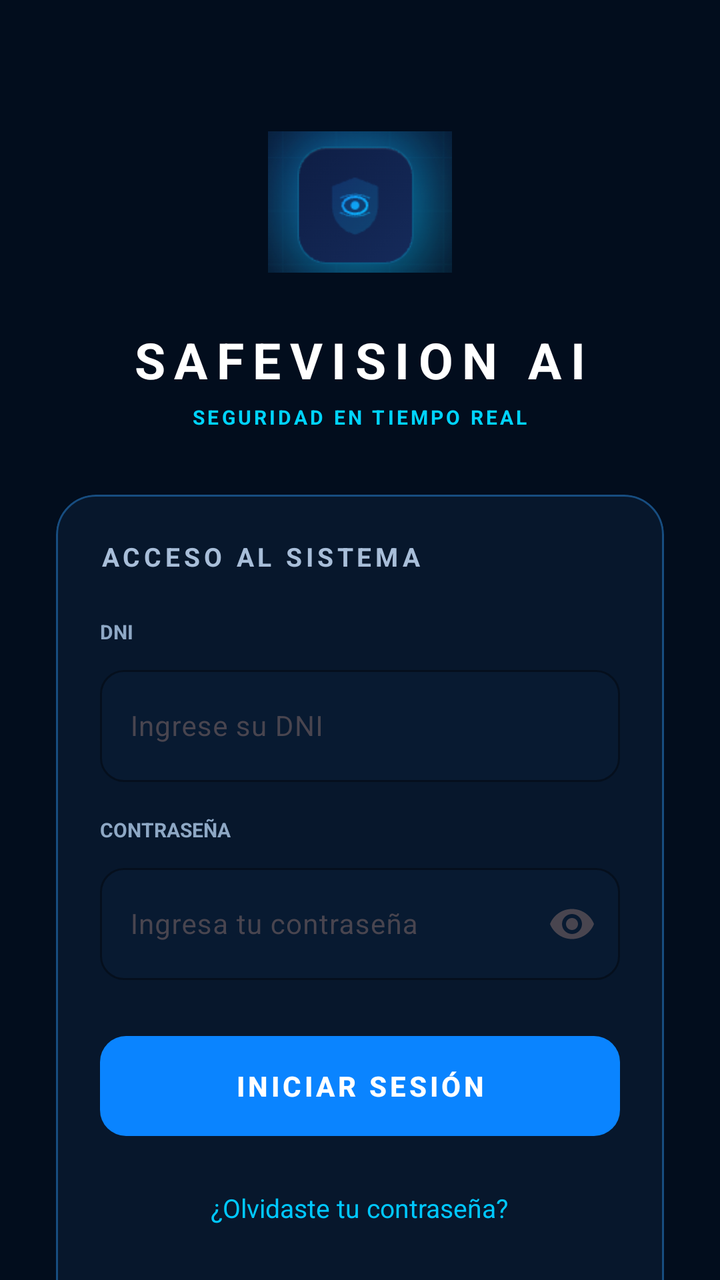
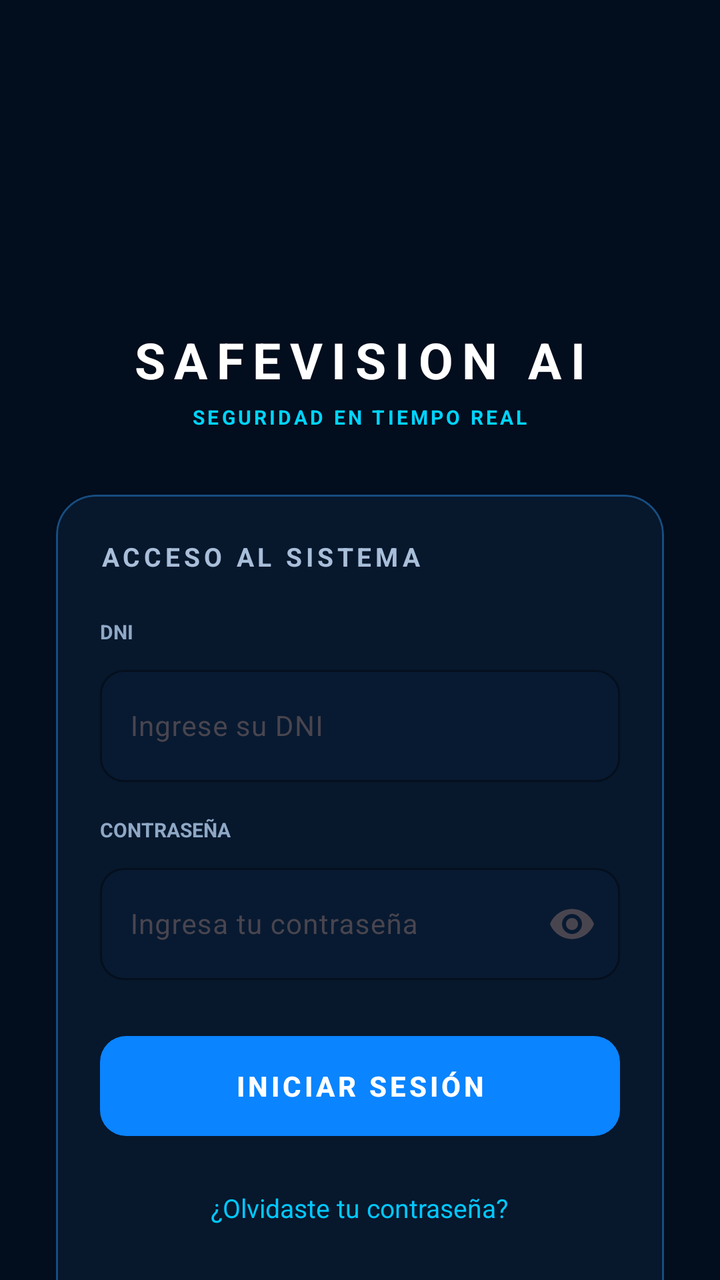

Screens rendered from an Android XML layout before and after an edit, with the pre-edit source and the edit as a unified diff.
<!-- AndroidManifest.xml: application theme Theme.SafeVisionAI -->
<!-- res/layout/activity_main.xml -->
<?xml version="1.0" encoding="utf-8"?>
<ScrollView xmlns:android="http://schemas.android.com/apk/res/android"
    xmlns:app="http://schemas.android.com/apk/res-auto"
    android:layout_width="match_parent"
    android:layout_height="match_parent"
    android:background="#020D1D"
    android:fillViewport="true"
    android:scrollbars="none">

    <LinearLayout
        android:layout_width="match_parent"
        android:layout_height="match_parent"
        android:orientation="vertical"
        android:gravity="center_horizontal"
        android:paddingStart="28dp"
        android:paddingTop="55dp"
        android:paddingEnd="28dp"
        android:paddingBottom="30dp">

        

        <ImageView
            android:id="@+id/imgLogoLogin"
            android:layout_width="92dp"
            android:layout_height="92dp"
            android:contentDescription="Logo SafeVision AI"
            android:scaleType="fitCenter"
            android:src="@drawable/safevision_logo" />

        

        <TextView
            android:layout_width="wrap_content"
            android:layout_height="wrap_content"
            android:layout_marginTop="16dp"
            android:letterSpacing="0.18"
            android:text="SAFEVISION AI"
            android:textColor="#FFFFFF"
            android:textSize="25sp"
            android:textStyle="bold" />

        

        <TextView
            android:layout_width="wrap_content"
            android:layout_height="wrap_content"
            android:layout_marginTop="5dp"
            android:letterSpacing="0.14"
            android:text="SEGURIDAD EN TIEMPO REAL"
            android:textColor="#00D4FF"
            android:textSize="10sp"
            android:textStyle="bold" />

        

        <com.google.android.material.card.MaterialCardView
            android:layout_width="match_parent"
            android:layout_height="wrap_content"
            android:layout_marginTop="32dp"
            app:cardBackgroundColor="#07172C"
            app:cardCornerRadius="20dp"
            app:cardElevation="0dp"
            app:strokeColor="#174D80"
            app:strokeWidth="1dp">

            <LinearLayout
                android:layout_width="match_parent"
                android:layout_height="wrap_content"
                android:orientation="vertical"
                android:padding="22dp">

                

                <TextView
                    android:layout_width="wrap_content"
                    android:layout_height="wrap_content"
                    android:letterSpacing="0.15"
                    android:text="ACCESO AL SISTEMA"
                    android:textColor="#A8BED9"
                    android:textSize="13sp"
                    android:textStyle="bold" />

                

                <TextView
                    android:layout_width="wrap_content"
                    android:layout_height="wrap_content"
                    android:layout_marginTop="22dp"
                    android:layout_marginBottom="7dp"
                    android:text="DNI"
                    android:textColor="#8EA8C5"
                    android:textSize="10sp"
                    android:textStyle="bold" />

                <com.google.android.material.textfield.TextInputLayout
                    android:id="@+id/layoutDniLogin"
                    android:layout_width="match_parent"
                    android:layout_height="wrap_content"
                    app:boxBackgroundColor="#081A31"
                    app:boxBackgroundMode="outline"
                    app:boxCornerRadiusBottomEnd="12dp"
                    app:boxCornerRadiusBottomStart="12dp"
                    app:boxCornerRadiusTopEnd="12dp"
                    app:boxCornerRadiusTopStart="12dp"
                    app:boxStrokeColor="#1766A5"
                    app:boxStrokeWidth="1dp"
                    app:boxStrokeWidthFocused="2dp">

                    <com.google.android.material.textfield.TextInputEditText
                        android:id="@+id/txtDniLogin"
                        android:hint="Ingrese su DNI"
                        android:inputType="number"
                        android:maxLength="8"
                        android:layout_width="match_parent"
                        android:layout_height="56dp"
                        android:maxLines="1"
                        android:paddingStart="15dp"
                        android:paddingEnd="15dp"
                        android:textColor="#FFFFFF"
                        android:textColorHint="#58728F"
                        android:textSize="14sp" />

                </com.google.android.material.textfield.TextInputLayout>

                

                <TextView
                    android:layout_width="wrap_content"
                    android:layout_height="wrap_content"
                    android:layout_marginTop="17dp"
                    android:layout_marginBottom="7dp"
                    android:text="CONTRASEÑA"
                    android:textColor="#8EA8C5"
                    android:textSize="10sp"
                    android:textStyle="bold" />

                <com.google.android.material.textfield.TextInputLayout
                    android:id="@+id/layoutPasswordLogin"
                    android:layout_width="match_parent"
                    android:layout_height="wrap_content"
                    app:boxBackgroundColor="#081A31"
                    app:boxBackgroundMode="outline"
                    app:boxCornerRadiusBottomEnd="12dp"
                    app:boxCornerRadiusBottomStart="12dp"
                    app:boxCornerRadiusTopEnd="12dp"
                    app:boxCornerRadiusTopStart="12dp"
                    app:boxStrokeColor="#1766A5"
                    app:boxStrokeWidth="1dp"
                    app:boxStrokeWidthFocused="2dp"
                    app:endIconMode="password_toggle">

                    <com.google.android.material.textfield.TextInputEditText
                        android:id="@+id/txtPasswordLogin"
                        android:layout_width="match_parent"
                        android:layout_height="56dp"
                        android:hint="Ingresa tu contraseña"
                        android:inputType="textPassword"
                        android:maxLines="1"
                        android:paddingStart="15dp"
                        android:textColor="#FFFFFF"
                        android:textColorHint="#58728F"
                        android:textSize="14sp" />

                </com.google.android.material.textfield.TextInputLayout>

                

                <com.google.android.material.button.MaterialButton
                    android:id="@+id/btnIniciarSesion"
                    android:layout_width="match_parent"
                    android:layout_height="58dp"
                    android:layout_marginTop="24dp"
                    android:letterSpacing="0.12"
                    android:text="INICIAR SESIÓN"
                    android:textColor="#FFFFFF"
                    android:textSize="14sp"
                    android:textStyle="bold"
                    app:backgroundTint="#0A84FF"
                    app:cornerRadius="13dp" />

                

                <TextView
                    android:id="@+id/txtOlvidePassword"
                    android:layout_width="wrap_content"
                    android:layout_height="48dp"
                    android:layout_gravity="center_horizontal"
                    android:layout_marginTop="8dp"
                    android:gravity="center"
                    android:paddingStart="8dp"
                    android:paddingEnd="8dp"
                    android:text="¿Olvidaste tu contraseña?"
                    android:textColor="#00C8FF"
                    android:textSize="13sp" />

                

                <TextView
                    android:id="@+id/txtCrearCuenta"
                    android:layout_width="wrap_content"
                    android:layout_height="48dp"
                    android:layout_gravity="center_horizontal"
                    android:gravity="center"
                    android:paddingStart="8dp"
                    android:paddingEnd="8dp"
                    android:text="¿No tienes una cuenta? Crear cuenta"
                    android:textColor="#8EA8C5"
                    android:textSize="13sp" />

            </LinearLayout>

        </com.google.android.material.card.MaterialCardView>

        

        <TextView
            android:layout_width="wrap_content"
            android:layout_height="wrap_content"
            android:layout_marginTop="22dp"
            android:text="SafeVision AI v1.0 • Sistema Industrial EPP"
            android:textColor="#315477"
            android:textSize="10sp" />

    </LinearLayout>

</ScrollView>
<!-- resources referenced by this layout -->
<resources>
  <!-- drawable safevision_logo: png bitmap (drawable, 13281 bytes) -->
  <style name="Theme.SafeVisionAI" parent="Base.Theme.SafeVisionAI" />
  <style name="Base.Theme.SafeVisionAI" parent="Theme.Material3.DayNight.NoActionBar">
          
          
      </style>
</resources>

<!-- the commit's change to res/layout/activity_main.xml (unified diff, before → after) -->
@@ -9,7 +9,7 @@
 
     <LinearLayout
         android:layout_width="match_parent"
-        android:layout_height="match_parent"
+        android:layout_height="wrap_content"
         android:orientation="vertical"
         android:gravity="center_horizontal"
         android:paddingStart="28dp"
@@ -18,17 +18,15 @@
         android:paddingBottom="30dp">
 
         
-
         <ImageView
             android:id="@+id/imgLogoLogin"
             android:layout_width="92dp"
             android:layout_height="92dp"
             android:contentDescription="Logo SafeVision AI"
             android:scaleType="fitCenter"
-            android:src="@drawable/safevision_logo" />
-
-        
-
+            android:src="@mipmap/ic_launcher" />
+
+        
         <TextView
             android:layout_width="wrap_content"
             android:layout_height="wrap_content"
@@ -40,7 +38,6 @@
             android:textStyle="bold" />
 
         
-
         <TextView
             android:layout_width="wrap_content"
             android:layout_height="wrap_content"
@@ -52,7 +49,6 @@
             android:textStyle="bold" />
 
         
-
         <com.google.android.material.card.MaterialCardView
             android:layout_width="match_parent"
             android:layout_height="wrap_content"
@@ -70,7 +66,6 @@
                 android:padding="22dp">
 
                 
-
                 <TextView
                     android:layout_width="wrap_content"
                     android:layout_height="wrap_content"
@@ -81,7 +76,6 @@
                     android:textStyle="bold" />
 
                 
-
                 <TextView
                     android:layout_width="wrap_content"
                     android:layout_height="wrap_content"
@@ -108,11 +102,11 @@
 
                     <com.google.android.material.textfield.TextInputEditText
                         android:id="@+id/txtDniLogin"
+                        android:layout_width="match_parent"
+                        android:layout_height="56dp"
                         android:hint="Ingrese su DNI"
                         android:inputType="number"
                         android:maxLength="8"
-                        android:layout_width="match_parent"
-                        android:layout_height="56dp"
                         android:maxLines="1"
                         android:paddingStart="15dp"
                         android:paddingEnd="15dp"
@@ -123,7 +117,6 @@
                 </com.google.android.material.textfield.TextInputLayout>
 
                 
-
                 <TextView
                     android:layout_width="wrap_content"
                     android:layout_height="wrap_content"
@@ -164,7 +157,6 @@
                 </com.google.android.material.textfield.TextInputLayout>
 
                 
-
                 <com.google.android.material.button.MaterialButton
                     android:id="@+id/btnIniciarSesion"
                     android:layout_width="match_parent"
@@ -179,7 +171,6 @@
                     app:cornerRadius="13dp" />
 
                 
-
                 <TextView
                     android:id="@+id/txtOlvidePassword"
                     android:layout_width="wrap_content"
@@ -194,7 +185,6 @@
                     android:textSize="13sp" />
 
                 
-
                 <TextView
                     android:id="@+id/txtCrearCuenta"
                     android:layout_width="wrap_content"
@@ -212,7 +202,6 @@
         </com.google.android.material.card.MaterialCardView>
 
         
-
         <TextView
             android:layout_width="wrap_content"
             android:layout_height="wrap_content"
<!-- resource entries referenced after the edit -->
@@ -1,7 +1,14 @@
 <!-- resources referenced by this layout -->
 <resources>
-  <!-- drawable safevision_logo: png bitmap (drawable, 13281 bytes) -->
+  <!-- mipmap ic_launcher (mipmap-anydpi-v26) -->
+  <?xml version="1.0" encoding="utf-8"?>
+  <adaptive-icon xmlns:android="http://schemas.android.com/apk/res/android">
+      <background android:drawable="@drawable/ic_launcher_background"/>
+      <foreground android:drawable="@mipmap/ic_launcher_foreground"/>
+      <monochrome android:drawable="@mipmap/ic_launcher_foreground"/>
+  </adaptive-icon>
   <style name="Theme.SafeVisionAI" parent="Base.Theme.SafeVisionAI" />
+  <!-- drawable ic_launcher_background: vector/xml drawable (drawable, 4866 chars, omitted) -->
   <style name="Base.Theme.SafeVisionAI" parent="Theme.Material3.DayNight.NoActionBar">
           
           
